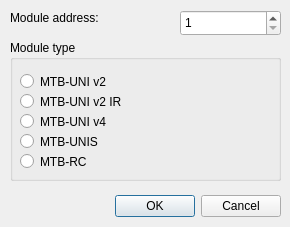
Above: ui/modules/moduleadd.ui from kmzbrnoI/mtb-config-tool before the change. Below: the same form after it.
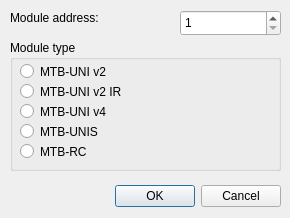
That is the form after the change.

Commit message: Specify form tab order.

What changed in the file:
```diff
--- a/ui/modules/moduleadd.ui
+++ b/ui/modules/moduleadd.ui
@@ -7,7 +7,7 @@
     <x>0</x>
     <y>0</y>
     <width>290</width>
-    <height>227</height>
+    <height>218</height>
    </rect>
   </property>
   <property name="windowTitle">
@@ -17,7 +17,7 @@
    <property name="geometry">
     <rect>
      <x>10</x>
-     <y>190</y>
+     <y>180</y>
      <width>271</width>
      <height>32</height>
     </rect>
@@ -35,7 +35,7 @@
      <x>10</x>
      <y>40</y>
      <width>271</width>
-     <height>141</height>
+     <height>131</height>
     </rect>
    </property>
    <property name="title">
@@ -45,7 +45,7 @@
     <property name="geometry">
      <rect>
       <x>10</x>
-      <y>30</y>
+      <y>20</y>
       <width>251</width>
       <height>23</height>
      </rect>
@@ -58,7 +58,7 @@
     <property name="geometry">
      <rect>
       <x>10</x>
-      <y>50</y>
+      <y>40</y>
       <width>251</width>
       <height>23</height>
      </rect>
@@ -71,7 +71,7 @@
     <property name="geometry">
      <rect>
       <x>10</x>
-      <y>70</y>
+      <y>60</y>
       <width>251</width>
       <height>23</height>
      </rect>
@@ -84,7 +84,7 @@
     <property name="geometry">
      <rect>
       <x>10</x>
-      <y>90</y>
+      <y>80</y>
       <width>251</width>
       <height>23</height>
      </rect>
@@ -97,7 +97,7 @@
     <property name="geometry">
      <rect>
       <x>10</x>
-      <y>110</y>
+      <y>100</y>
       <width>251</width>
       <height>23</height>
      </rect>
```
The commit also changes 3 other files.
